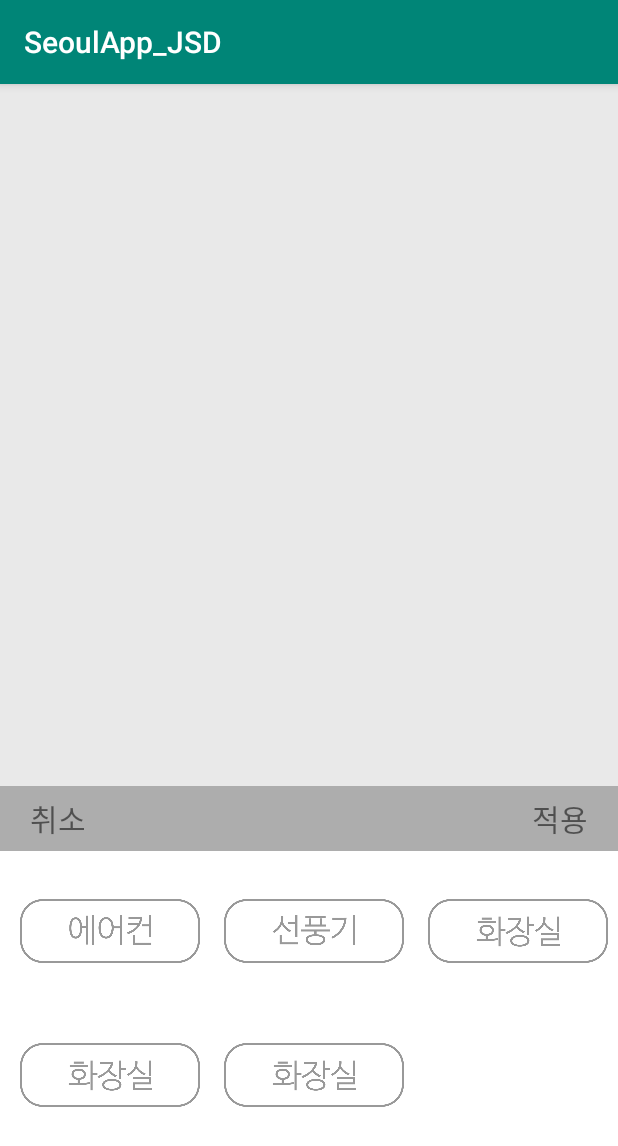
After one commit to projectappjsd/JSD_Project_App, an Android app: the fragment PlusFragment shown on its own in the app's theme, on a phone screen of 412 x 824 dp. The commit adds this screen. Shown: the top 1146 px of the screen. Run offline under Robolectric (Android 15) with nearby library versions, the light colour scheme and no system bars.

Commit message:
plus 메뉴 완성
fragment 호출화기

```diff
--- a/app/build.gradle
+++ b/app/build.gradle
@@ -25,6 +25,7 @@ dependencies {
     implementation 'com.android.support:cardview-v7:28.0.0'
     implementation 'com.android.support:recyclerview-v7:28.0.0'
     implementation 'com.android.support.constraint:constraint-layout:1.1.3'
+    implementation 'com.android.support:support-v4:28.0.0'
     testImplementation 'junit:junit:4.12'
     androidTestImplementation 'com.android.support.test:runner:1.0.2'
     androidTestImplementation 'com.android.support.test.espresso:espresso-core:3.0.2'
--- a/app/src/main/java/s2017s40/kr/hs/mirim/seoulapp_jsd/MainActivity.java
+++ b/app/src/main/java/s2017s40/kr/hs/mirim/seoulapp_jsd/MainActivity.java
@@ -1,6 +1,8 @@
 package s2017s40.kr.hs.mirim.seoulapp_jsd;
 
 import android.Manifest;
+import android.app.FragmentManager;
+import android.app.FragmentTransaction;
 import android.content.Intent;
 import android.content.pm.PackageManager;
 import android.os.StrictMode;
@@ -13,6 +15,7 @@ import android.support.v7.widget.GridLayoutManager;
 import android.support.v7.widget.LinearLayoutManager;
 import android.support.v7.widget.RecyclerView;
 import android.util.Log;
+import android.view.View;
 import android.widget.ImageView;
 
 import org.json.JSONArray;
@@ -38,6 +41,13 @@ public class MainActivity extends AppCompatActivity {
         setContentView(R.layout.activity_main);
 
         FindImage = findViewById(R.id.main_search_image);
+
+        FindImage.setOnClickListener(new View.OnClickListener() {
+            @Override
+            public void onClick(View v) {
+
+            }
+        });
 
         if (ContextCompat.checkSelfPermission(this, Manifest.permission.INTERNET) == PackageManager.PERMISSION_GRANTED){
         } else{
@@ -127,6 +137,8 @@ public class MainActivity extends AppCompatActivity {
                 Intent intent = new Intent(MainActivity.this, ShowListActivity.class);
                 //intent.putExtra("Date",arr.get(position));
                 startActivity(intent);
+                overridePendingTransition(R.anim.anim_slide_in_right, R.anim.anim_slide_out_left);
+                finish();
             }
         });
 
--- /dev/null
+++ b/app/src/main/java/s2017s40/kr/hs/mirim/seoulapp_jsd/PlusFragment.java
@@ -0,0 +1,38 @@
+package s2017s40.kr.hs.mirim.seoulapp_jsd;
+
+import android.os.Bundle;
+import android.support.v4.app.Fragment;
+import android.view.LayoutInflater;
+import android.view.View;
+import android.view.ViewGroup;
+import android.widget.ImageView;
+import android.widget.TextView;
+
+public class PlusFragment extends Fragment implements View.OnClickListener{
+    View view;
+    ImageView Air, Fan, Toilet;
+    TextView Cancel, Ok;
+    @Override
+    public View onCreateView(LayoutInflater inflater, ViewGroup container, Bundle savedInstanceState) {
+        view = inflater.inflate(R.layout.fragment_plus, container, false);
+        Air = view.findViewById(R.id.plus_Air_image);
+        Fan = view.findViewById(R.id.plus_Fan_image);
+        Toilet = view.findViewById(R.id.plus_Toilet_image);
+        return view;
+    }
+    @Override
+    public void onClick(View v) {
+        switch (v.getId()){
+            case R.id.plus_Air_image :
+                Air.setImageResource(R.drawable.air_on);
+                break;
+            case R.id.plus_Fan_image :
+                Air.setImageResource(R.drawable.fan_on);
+                break;
+            case R.id.plus_Toilet_image :
+                Air.setImageResource(R.drawable.toilet_on);
+                break;
+        }
+    }
+
+}
--- /dev/null
+++ b/app/src/main/res/anim/anim_slide_in_right.xml
@@ -0,0 +1,6 @@
+<translate xmlns:android="http://schemas.android.com/apk/res/android"
+    android:toXDelta="0%"
+    android:interpolator="@android:anim/decelerate_interpolator"
+    android:fromXDelta="100%"
+    android:duration="250"
+    />
--- /dev/null
+++ b/app/src/main/res/anim/anim_slide_out_left.xml
@@ -0,0 +1,6 @@
+    <translate   xmlns:android="http://schemas.android.com/apk/res/android"
+        android:toXDelta="-100%"
+        android:interpolator="@android:anim/decelerate_interpolator"
+        android:fromXDelta="0%"
+        android:duration="250"
+   />
--- /dev/null
+++ b/app/src/main/res/layout/fragment_plus.xml
@@ -0,0 +1,85 @@
+<?xml version="1.0" encoding="utf-8"?>
+<FrameLayout xmlns:android="http://schemas.android.com/apk/res/android"
+    xmlns:tools="http://schemas.android.com/tools"
+    android:layout_width="match_parent"
+    android:layout_height="match_parent"
+    tools:context=".MainActivity">
+    <RelativeLayout
+        android:layout_width="match_parent"
+        android:layout_height="match_parent"
+        android:background="#11000000">
+        <LinearLayout
+            android:layout_width="match_parent"
+            android:layout_height="300dp"
+            android:layout_alignParentBottom ="true"
+            android:orientation="vertical"
+            android:background="#fff">
+            <LinearLayout
+                android:layout_width="match_parent"
+                android:layout_height="match_parent"
+                android:background="#ADADAD"
+                android:layout_weight="6"
+                android:orientation="horizontal">
+                <TextView
+                    android:id="@+id/plus_cancel_btn"
+                    android:layout_width="match_parent"
+                    android:layout_height="match_parent"
+                    android:layout_weight="1"
+                    android:gravity="left|center"
+                    android:textSize="20sp"
+                    android:layout_marginHorizontal="20dp"
+                    android:text="취소"/>
+                <TextView
+                    android:id="@+id/plus_ok_btn"
+                    android:layout_width="match_parent"
+                    android:layout_height="match_parent"
+                    android:layout_weight="1"
+                    android:text="적용"
+                    android:textSize="20sp"
+                    android:layout_marginHorizontal="20dp"
+                    android:gravity="right|center"/>
+            </LinearLayout>
+
+            <GridLayout
+                android:layout_width="match_parent"
+                android:layout_height="match_parent"
+                android:columnCount="3"
+                android:rowCount="2"
+                android:orientation="horizontal"
+                android:layout_weight="1"
+                android:layout_margin="5dp">
+                <ImageView
+                    android:id="@+id/plus_Air_image"
+                    android:layout_width="120dp"
+                    android:layout_height="80dp"
+                    android:layout_margin="8dp"
+                    android:src="@drawable/air_off" />
+                <ImageView
+                    android:id="@+id/plus_Fan_image"
+                    android:layout_width="120dp"
+                    android:layout_height="80dp"
+                    android:layout_margin="8dp"
+                    android:src="@drawable/fan_off" />
+                <ImageView
+                    android:id="@+id/plus_Toilet_image"
+                    android:layout_width="120dp"
+                    android:layout_height= "80dp"
+                    android:layout_margin="8dp"
+                    android:src="@drawable/toilet_off" />
+                <ImageView
+                    android:id="@+id/plus_Water_image"
+                    android:layout_width="120dp"
+                    android:layout_height="80dp"
+                    android:layout_margin="8dp"
+                    android:src="@drawable/toilet_off" />
+                <ImageView
+                    android:id="@+id/plus_Park_image"
+                    android:layout_width="120dp"
+                    android:layout_height="80dp"
+                    android:layout_margin="8dp"
+                    android:src="@drawable/toilet_off" />
+            </GridLayout>
+        </LinearLayout>
+    </RelativeLayout>
+
+</FrameLayout>
--- a/app/src/main/res/values/strings.xml
+++ b/app/src/main/res/values/strings.xml
@@ -1,3 +1,6 @@
 <resources>
     <string name="app_name">SeoulApp_JSD</string>
+
+    <!-- TODO: Remove or change this placeholder text -->
+    <string name="hello_blank_fragment">Hello blank fragment</string>
 </resources>
```
Also changed, not shown: app/src/main/res/drawable/air_click.png (added), app/src/main/res/drawable/air_off.png (added), app/src/main/res/drawable/air_on.png (added), app/src/main/res/drawable/fan_click.png (added), app/src/main/res/drawable/fan_off.png (added), app/src/main/res/drawable/fan_on.png (added), app/src/main/res/drawable/toilet_click.png (added), app/src/main/res/drawable/toilet_off.png (added), app/src/main/res/drawable/toilet_on.png (added).
